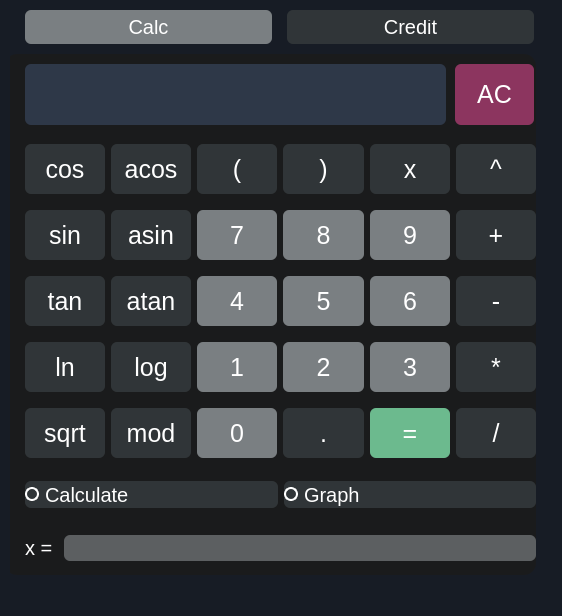
Before: the Qt Designer form src/s21_view.ui in AlexeyGordiychenko/scp_smartcalc_v3, drawn with Qt 5.
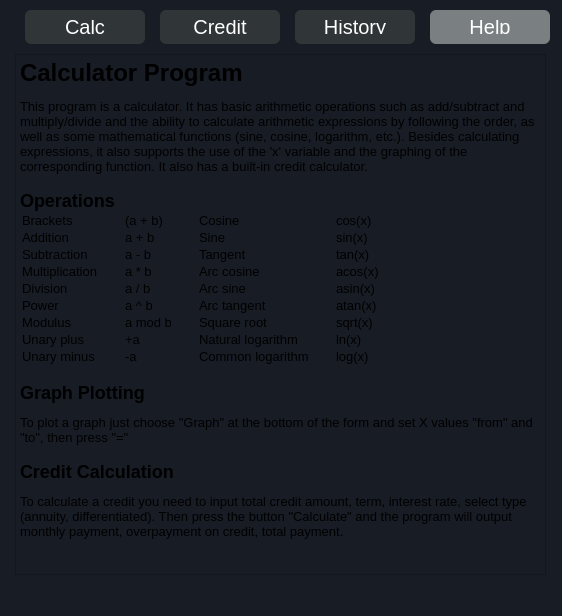
After: the same form once the commit is applied.

Commit message: UI: Add tabs for history and help, add simple help text

```diff
--- a/src/s21_view.ui
+++ b/src/s21_view.ui
@@ -63,7 +63,7 @@
 margin-left:15px;
 font-size: 20px;
 border: none;
-width: 227px;
+width: 100px;
 padding: 10px;
 background-color: #303538;
 border-radius: 6px;
@@ -88,7 +88,7 @@
      <enum>QTabWidget::North</enum>
     </property>
     <property name="currentIndex">
-     <number>0</number>
+     <number>3</number>
     </property>
     <property name="elideMode">
      <enum>Qt::ElideNone</enum>
@@ -1665,6 +1665,124 @@
       </widget>
      </widget>
     </widget>
+    <widget class="QWidget" name="tabHistory">
+     <attribute name="title">
+      <string>History</string>
+     </attribute>
+    </widget>
+    <widget class="QWidget" name="tabHelp">
+     <attribute name="title">
+      <string>Help</string>
+     </attribute>
+     <widget class="QTextEdit" name="textEdit">
+      <property name="geometry">
+       <rect>
+        <x>5</x>
+        <y>10</y>
+        <width>531</width>
+        <height>521</height>
+       </rect>
+      </property>
+      <property name="html">
+       <string>&lt;!DOCTYPE HTML PUBLIC &quot;-//W3C//DTD HTML 4.0//EN&quot; &quot;http://www.w3.org/TR/REC-html40/strict.dtd&quot;&gt;
+&lt;html&gt;&lt;head&gt;&lt;meta name=&quot;qrichtext&quot; content=&quot;1&quot; /&gt;&lt;meta charset=&quot;utf-8&quot; /&gt;&lt;style type=&quot;text/css&quot;&gt;
+p, li { white-space: pre-wrap; }
+hr { height: 1px; border-width: 0; }
+li.unchecked::marker { content: &quot;\2610&quot;; }
+li.checked::marker { content: &quot;\2612&quot;; }
+&lt;/style&gt;&lt;/head&gt;&lt;body style=&quot; font-family:'Fira Sans Semi-Light'; font-size:10pt; font-weight:400; font-style:normal;&quot;&gt;
+&lt;h1 style=&quot; margin-top:18px; margin-bottom:12px; margin-left:0px; margin-right:0px; -qt-block-indent:0; text-indent:0px;&quot;&gt;&lt;span style=&quot; font-size:xx-large; font-weight:700;&quot;&gt;Calculator Program&lt;/span&gt;&lt;/h1&gt;
+&lt;p style=&quot; margin-top:12px; margin-bottom:12px; margin-left:0px; margin-right:0px; -qt-block-indent:0; text-indent:0px;&quot;&gt;This program is a calculator. It has basic arithmetic operations such as add/subtract and multiply/divide and the ability to calculate arithmetic expressions by following the order, as well as some mathematical functions (sine, cosine, logarithm, etc.). Besides calculating expressions, it also supports the use of the 'x' variable and the graphing of the corresponding function. It also has a built-in credit calculator. &lt;/p&gt;
+&lt;h2 style=&quot; margin-top:16px; margin-bottom:12px; margin-left:0px; margin-right:0px; -qt-block-indent:0; text-indent:0px;&quot;&gt;&lt;span style=&quot; font-size:x-large; font-weight:700;&quot;&gt;Operations&lt;/span&gt;&lt;/h2&gt;
+&lt;table border=&quot;0&quot; style=&quot; margin-top:0px; margin-bottom:0px; margin-left:0px; margin-right:0px;&quot; cellspacing=&quot;2&quot; cellpadding=&quot;0&quot;&gt;
+&lt;tr&gt;
+&lt;td style=&quot; padding-left:0; padding-right:25; padding-top:0; padding-bottom:0;&quot;&gt;
+&lt;p style=&quot; margin-top:0px; margin-bottom:0px; margin-left:0px; margin-right:0px; -qt-block-indent:0; text-indent:0px;&quot;&gt;Brackets&lt;/p&gt;&lt;/td&gt;
+&lt;td style=&quot; padding-left:0; padding-right:25; padding-top:0; padding-bottom:0;&quot;&gt;
+&lt;p style=&quot; margin-top:0px; margin-bottom:0px; margin-left:0px; margin-right:0px; -qt-block-indent:0; text-indent:0px;&quot;&gt;(a + b)&lt;/p&gt;&lt;/td&gt;
+&lt;td style=&quot; padding-left:0; padding-right:25; padding-top:0; padding-bottom:0;&quot;&gt;
+&lt;p style=&quot; margin-top:0px; margin-bottom:0px; margin-left:0px; margin-right:0px; -qt-block-indent:0; text-indent:0px;&quot;&gt;Cosine&lt;/p&gt;&lt;/td&gt;
+&lt;td style=&quot; padding-left:0; padding-right:25; padding-top:0; padding-bottom:0;&quot;&gt;
+&lt;p style=&quot; margin-top:0px; margin-bottom:0px; margin-left:0px; margin-right:0px; -qt-block-indent:0; text-indent:0px;&quot;&gt;cos(x)&lt;/p&gt;&lt;/td&gt;&lt;/tr&gt;
+&lt;tr&gt;
+&lt;td style=&quot; padding-left:0; padding-right:25; padding-top:0; padding-bottom:0;&quot;&gt;
+&lt;p style=&quot; margin-top:0px; margin-bottom:0px; margin-left:0px; margin-right:0px; -qt-block-indent:0; text-indent:0px;&quot;&gt;Addition&lt;/p&gt;&lt;/td&gt;
+&lt;td style=&quot; padding-left:0; padding-right:25; padding-top:0; padding-bottom:0;&quot;&gt;
+&lt;p style=&quot; margin-top:0px; margin-bottom:0px; margin-left:0px; margin-right:0px; -qt-block-indent:0; text-indent:0px;&quot;&gt;a + b&lt;/p&gt;&lt;/td&gt;
+&lt;td style=&quot; padding-left:0; padding-right:25; padding-top:0; padding-bottom:0;&quot;&gt;
+&lt;p style=&quot; margin-top:0px; margin-bottom:0px; margin-left:0px; margin-right:0px; -qt-block-indent:0; text-indent:0px;&quot;&gt;Sine&lt;/p&gt;&lt;/td&gt;
+&lt;td style=&quot; padding-left:0; padding-right:25; padding-top:0; padding-bottom:0;&quot;&gt;
+&lt;p style=&quot; margin-top:0px; margin-bottom:0px; margin-left:0px; margin-right:0px; -qt-block-indent:0; text-indent:0px;&quot;&gt;sin(x)&lt;/p&gt;&lt;/td&gt;&lt;/tr&gt;
+&lt;tr&gt;
+&lt;td style=&quot; padding-left:0; padding-right:25; padding-top:0; padding-bottom:0;&quot;&gt;
+&lt;p style=&quot; margin-top:0px; margin-bottom:0px; margin-left:0px; margin-right:0px; -qt-block-indent:0; text-indent:0px;&quot;&gt;Subtraction&lt;/p&gt;&lt;/td&gt;
+&lt;td style=&quot; padding-left:0; padding-right:25; padding-top:0; padding-bottom:0;&quot;&gt;
+&lt;p style=&quot; margin-top:0px; margin-bottom:0px; margin-left:0px; margin-right:0px; -qt-block-indent:0; text-indent:0px;&quot;&gt;a - b&lt;/p&gt;&lt;/td&gt;
+&lt;td style=&quot; padding-left:0; padding-right:25; padding-top:0; padding-bottom:0;&quot;&gt;
+&lt;p style=&quot; margin-top:0px; margin-bottom:0px; margin-left:0px; margin-right:0px; -qt-block-indent:0; text-indent:0px;&quot;&gt;Tangent&lt;/p&gt;&lt;/td&gt;
+&lt;td style=&quot; padding-left:0; padding-right:25; padding-top:0; padding-bottom:0;&quot;&gt;
+&lt;p style=&quot; margin-top:0px; margin-bottom:0px; margin-left:0px; margin-right:0px; -qt-block-indent:0; text-indent:0px;&quot;&gt;tan(x)&lt;/p&gt;&lt;/td&gt;&lt;/tr&gt;
+&lt;tr&gt;
+&lt;td style=&quot; padding-left:0; padding-right:25; padding-top:0; padding-bottom:0;&quot;&gt;
+&lt;p style=&quot; margin-top:0px; margin-bottom:0px; margin-left:0px; margin-right:0px; -qt-block-indent:0; text-indent:0px;&quot;&gt;Multiplication&lt;/p&gt;&lt;/td&gt;
+&lt;td style=&quot; padding-left:0; padding-right:25; padding-top:0; padding-bottom:0;&quot;&gt;
+&lt;p style=&quot; margin-top:0px; margin-bottom:0px; margin-left:0px; margin-right:0px; -qt-block-indent:0; text-indent:0px;&quot;&gt;a * b&lt;/p&gt;&lt;/td&gt;
+&lt;td style=&quot; padding-left:0; padding-right:25; padding-top:0; padding-bottom:0;&quot;&gt;
+&lt;p style=&quot; margin-top:0px; margin-bottom:0px; margin-left:0px; margin-right:0px; -qt-block-indent:0; text-indent:0px;&quot;&gt;Arc cosine&lt;/p&gt;&lt;/td&gt;
+&lt;td style=&quot; padding-left:0; padding-right:25; padding-top:0; padding-bottom:0;&quot;&gt;
+&lt;p style=&quot; margin-top:0px; margin-bottom:0px; margin-left:0px; margin-right:0px; -qt-block-indent:0; text-indent:0px;&quot;&gt;acos(x)&lt;/p&gt;&lt;/td&gt;&lt;/tr&gt;
+&lt;tr&gt;
+&lt;td style=&quot; padding-left:0; padding-right:25; padding-top:0; padding-bottom:0;&quot;&gt;
+&lt;p style=&quot; margin-top:0px; margin-bottom:0px; margin-left:0px; margin-right:0px; -qt-block-indent:0; text-indent:0px;&quot;&gt;Division&lt;/p&gt;&lt;/td&gt;
+&lt;td style=&quot; padding-left:0; padding-right:25; padding-top:0; padding-bottom:0;&quot;&gt;
+&lt;p style=&quot; margin-top:0px; margin-bottom:0px; margin-left:0px; margin-right:0px; -qt-block-indent:0; text-indent:0px;&quot;&gt;a / b&lt;/p&gt;&lt;/td&gt;
+&lt;td style=&quot; padding-left:0; padding-right:25; padding-top:0; padding-bottom:0;&quot;&gt;
+&lt;p style=&quot; margin-top:0px; margin-bottom:0px; margin-left:0px; margin-right:0px; -qt-block-indent:0; text-indent:0px;&quot;&gt;Arc sine&lt;/p&gt;&lt;/td&gt;
+&lt;td style=&quot; padding-left:0; padding-right:25; padding-top:0; padding-bottom:0;&quot;&gt;
+&lt;p style=&quot; margin-top:0px; margin-bottom:0px; margin-left:0px; margin-right:0px; -qt-block-indent:0; text-indent:0px;&quot;&gt;asin(x)&lt;/p&gt;&lt;/td&gt;&lt;/tr&gt;
+&lt;tr&gt;
+&lt;td style=&quot; padding-left:0; padding-right:25; padding-top:0; padding-bottom:0;&quot;&gt;
+&lt;p style=&quot; margin-top:0px; margin-bottom:0px; margin-left:0px; margin-right:0px; -qt-block-indent:0; text-indent:0px;&quot;&gt;Power&lt;/p&gt;&lt;/td&gt;
+&lt;td style=&quot; padding-left:0; padding-right:25; padding-top:0; padding-bottom:0;&quot;&gt;
+&lt;p style=&quot; margin-top:0px; margin-bottom:0px; margin-left:0px; margin-right:0px; -qt-block-indent:0; text-indent:0px;&quot;&gt;a ^ b&lt;/p&gt;&lt;/td&gt;
+&lt;td style=&quot; padding-left:0; padding-right:25; padding-top:0; padding-bottom:0;&quot;&gt;
+&lt;p style=&quot; margin-top:0px; margin-bottom:0px; margin-left:0px; margin-right:0px; -qt-block-indent:0; text-indent:0px;&quot;&gt;Arc tangent&lt;/p&gt;&lt;/td&gt;
+&lt;td style=&quot; padding-left:0; padding-right:25; padding-top:0; padding-bottom:0;&quot;&gt;
+&lt;p style=&quot; margin-top:0px; margin-bottom:0px; margin-left:0px; margin-right:0px; -qt-block-indent:0; text-indent:0px;&quot;&gt;atan(x)&lt;/p&gt;&lt;/td&gt;&lt;/tr&gt;
+&lt;tr&gt;
+&lt;td style=&quot; padding-left:0; padding-right:25; padding-top:0; padding-bottom:0;&quot;&gt;
+&lt;p style=&quot; margin-top:0px; margin-bottom:0px; margin-left:0px; margin-right:0px; -qt-block-indent:0; text-indent:0px;&quot;&gt;Modulus&lt;/p&gt;&lt;/td&gt;
+&lt;td style=&quot; padding-left:0; padding-right:25; padding-top:0; padding-bottom:0;&quot;&gt;
+&lt;p style=&quot; margin-top:0px; margin-bottom:0px; margin-left:0px; margin-right:0px; -qt-block-indent:0; text-indent:0px;&quot;&gt;a mod b&lt;/p&gt;&lt;/td&gt;
+&lt;td style=&quot; padding-left:0; padding-right:25; padding-top:0; padding-bottom:0;&quot;&gt;
+&lt;p style=&quot; margin-top:0px; margin-bottom:0px; margin-left:0px; margin-right:0px; -qt-block-indent:0; text-indent:0px;&quot;&gt;Square root&lt;/p&gt;&lt;/td&gt;
+&lt;td style=&quot; padding-left:0; padding-right:25; padding-top:0; padding-bottom:0;&quot;&gt;
+&lt;p style=&quot; margin-top:0px; margin-bottom:0px; margin-left:0px; margin-right:0px; -qt-block-indent:0; text-indent:0px;&quot;&gt;sqrt(x)&lt;/p&gt;&lt;/td&gt;&lt;/tr&gt;
+&lt;tr&gt;
+&lt;td style=&quot; padding-left:0; padding-right:25; padding-top:0; padding-bottom:0;&quot;&gt;
+&lt;p style=&quot; margin-top:0px; margin-bottom:0px; margin-left:0px; margin-right:0px; -qt-block-indent:0; text-indent:0px;&quot;&gt;Unary plus&lt;/p&gt;&lt;/td&gt;
+&lt;td style=&quot; padding-left:0; padding-right:25; padding-top:0; padding-bottom:0;&quot;&gt;
+&lt;p style=&quot; margin-top:0px; margin-bottom:0px; margin-left:0px; margin-right:0px; -qt-block-indent:0; text-indent:0px;&quot;&gt;+a&lt;/p&gt;&lt;/td&gt;
+&lt;td style=&quot; padding-left:0; padding-right:25; padding-top:0; padding-bottom:0;&quot;&gt;
+&lt;p style=&quot; margin-top:0px; margin-bottom:0px; margin-left:0px; margin-right:0px; -qt-block-indent:0; text-indent:0px;&quot;&gt;Natural logarithm&lt;/p&gt;&lt;/td&gt;
+&lt;td style=&quot; padding-left:0; padding-right:25; padding-top:0; padding-bottom:0;&quot;&gt;
+&lt;p style=&quot; margin-top:0px; margin-bottom:0px; margin-left:0px; margin-right:0px; -qt-block-indent:0; text-indent:0px;&quot;&gt;ln(x)&lt;/p&gt;&lt;/td&gt;&lt;/tr&gt;
+&lt;tr&gt;
+&lt;td style=&quot; padding-left:0; padding-right:25; padding-top:0; padding-bottom:0;&quot;&gt;
+&lt;p style=&quot; margin-top:0px; margin-bottom:0px; margin-left:0px; margin-right:0px; -qt-block-indent:0; text-indent:0px;&quot;&gt;Unary minus&lt;/p&gt;&lt;/td&gt;
+&lt;td style=&quot; padding-left:0; padding-right:25; padding-top:0; padding-bottom:0;&quot;&gt;
+&lt;p style=&quot; margin-top:0px; margin-bottom:0px; margin-left:0px; margin-right:0px; -qt-block-indent:0; text-indent:0px;&quot;&gt;-a&lt;/p&gt;&lt;/td&gt;
+&lt;td style=&quot; padding-left:0; padding-right:25; padding-top:0; padding-bottom:0;&quot;&gt;
+&lt;p style=&quot; margin-top:0px; margin-bottom:0px; margin-left:0px; margin-right:0px; -qt-block-indent:0; text-indent:0px;&quot;&gt;Common logarithm&lt;/p&gt;&lt;/td&gt;
+&lt;td style=&quot; padding-left:0; padding-right:25; padding-top:0; padding-bottom:0;&quot;&gt;
+&lt;p style=&quot; margin-top:0px; margin-bottom:0px; margin-left:0px; margin-right:0px; -qt-block-indent:0; text-indent:0px;&quot;&gt;log(x)&lt;/p&gt;&lt;/td&gt;&lt;/tr&gt;&lt;/table&gt;
+&lt;h2 style=&quot; margin-top:16px; margin-bottom:12px; margin-left:0px; margin-right:0px; -qt-block-indent:0; text-indent:0px;&quot;&gt;&lt;span style=&quot; font-size:x-large; font-weight:700;&quot;&gt;Graph Plotting&lt;/span&gt;&lt;/h2&gt;
+&lt;p style=&quot; margin-top:12px; margin-bottom:12px; margin-left:0px; margin-right:0px; -qt-block-indent:0; text-indent:0px;&quot;&gt;To plot a graph just choose &amp;quot;Graph&amp;quot; at the bottom of the form and set X values &amp;quot;from&amp;quot; and &amp;quot;to&amp;quot;, then press &amp;quot;=&amp;quot; &lt;/p&gt;
+&lt;h2 style=&quot; margin-top:16px; margin-bottom:12px; margin-left:0px; margin-right:0px; -qt-block-indent:0; text-indent:0px;&quot;&gt;&lt;span style=&quot; font-size:x-large; font-weight:700;&quot;&gt;Credit Calculation&lt;/span&gt;&lt;/h2&gt;
+&lt;p style=&quot; margin-top:12px; margin-bottom:12px; margin-left:0px; margin-right:0px; -qt-block-indent:0; text-indent:0px;&quot;&gt;To calculate a credit you need to input total credit amount, term, interest rate, select type (annuity, differentiated). Then press the button &amp;quot;Calculate&amp;quot; and the program will output monthly payment, overpayment on credit, total payment. &lt;/p&gt;&lt;/body&gt;&lt;/html&gt;</string>
+      </property>
+     </widget>
+    </widget>
    </widget>
   </widget>
   <widget class="QMenuBar" name="menubar">
```
Left out of the diff: 2 changed lines with no effect on the pictures.
